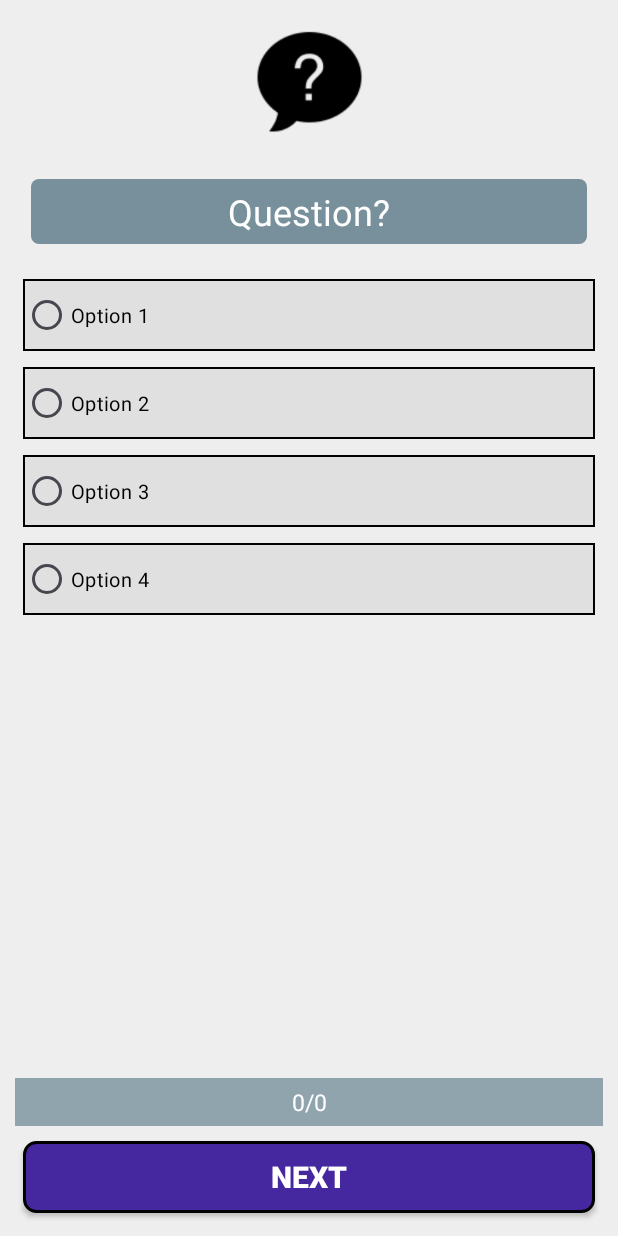
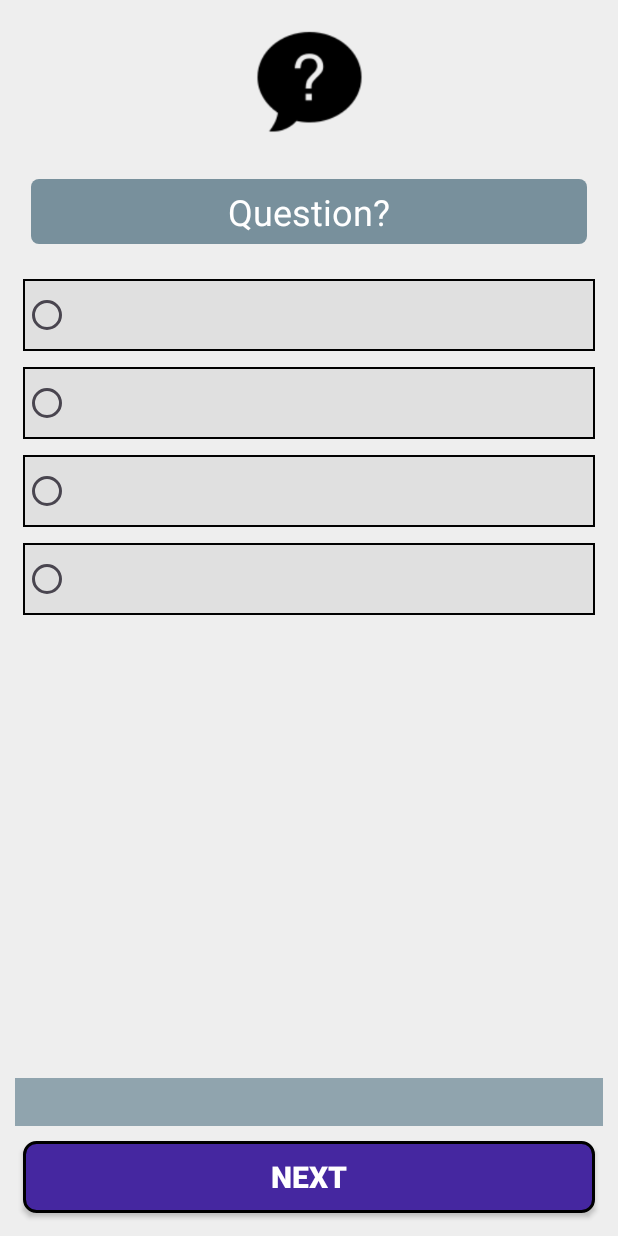
Before and after one commit to abusaeed-shuvo/Quiz-App, an Android app: the layout activity_quiz_test.xml on its own in the app's theme, with its tools: preview values and no code run, on a phone screen of 412 x 824 dp. Run offline under Robolectric (Android 15) with nearby library versions, the phone set to English and light mode, and no system bars.

Commit message:
Some extra issue resolved.

```diff
--- a/app/src/main/res/layout/activity_quiz_test.xml
+++ b/app/src/main/res/layout/activity_quiz_test.xml
@@ -13,6 +13,7 @@
         android:layout_width="75dp"
         android:layout_height="75dp"
         android:layout_margin="15dp"
+        android:contentDescription="@string/quiz_icon"
         android:src="@drawable/quiz"
         app:layout_constraintBottom_toTopOf="@+id/quizDraft"
         app:layout_constraintEnd_toEndOf="parent"
@@ -38,7 +39,7 @@
             android:layout_marginVertical="8dp"
             android:background="@drawable/question_bg"
             android:padding="5dp"
-            android:text="Question?"
+            android:text="@string/question"
             android:textAlignment="center"
             android:textColor="@color/white"
             android:textSize="24sp" />
@@ -60,7 +61,6 @@
                     android:layout_height="wrap_content"
                     android:layout_marginVertical="5dp"
                     android:background="@drawable/option_bg"
-                    android:text="Option 1"
                     android:textColor="@color/black"
                     android:textSize="13sp" />
 
@@ -70,7 +70,6 @@
                     android:layout_height="wrap_content"
                     android:layout_marginVertical="5dp"
                     android:background="@drawable/option_bg"
-                    android:text="Option 2"
                     android:textColor="@color/black"
                     android:textSize="13sp" />
 
@@ -80,7 +79,6 @@
                     android:layout_height="wrap_content"
                     android:layout_marginVertical="5dp"
                     android:background="@drawable/option_bg"
-                    android:text="Option 3"
                     android:textColor="@color/black"
                     android:textSize="13sp" />
 
@@ -90,7 +88,6 @@
                     android:layout_height="wrap_content"
                     android:layout_marginVertical="5dp"
                     android:background="@drawable/option_bg"
-                    android:text="Option 4"
                     android:textColor="@color/black"
                     android:textSize="13sp" />
 
@@ -106,7 +103,6 @@
         android:layout_margin="10dp"
         android:background="#90A4AE"
         android:padding="5dp"
-        android:text="0/0"
         android:textAlignment="center"
         android:textColor="@color/white"
         android:textSize="15sp"
@@ -121,7 +117,7 @@
         android:layout_height="wrap_content"
         android:layout_margin="15dp"
         android:background="@drawable/button_bg"
-        android:text="Next"
+        android:text="@string/next"
         android:textAlignment="center"
         android:textColor="@color/white"
         android:textSize="20sp"
--- a/app/src/main/res/values/strings.xml
+++ b/app/src/main/res/values/strings.xml
@@ -1,3 +1,6 @@
 <resources>
     <string name="app_name">Quiz App</string>
+    <string name="next">Next</string>
+    <string name="quiz_icon">Quiz icon</string>
+    <string name="question">Question?</string>
 </resources>
```
